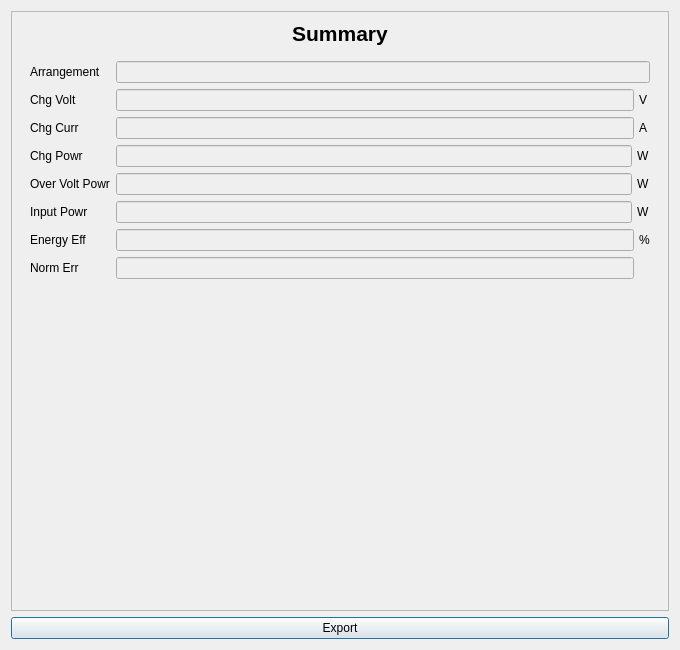
Before: the Qt Designer form app/src/view/shuntcur/shuntcurresultviewpcc.ui in daitenshionyan/vrfbcalc-cpp, drawn with Qt 5.
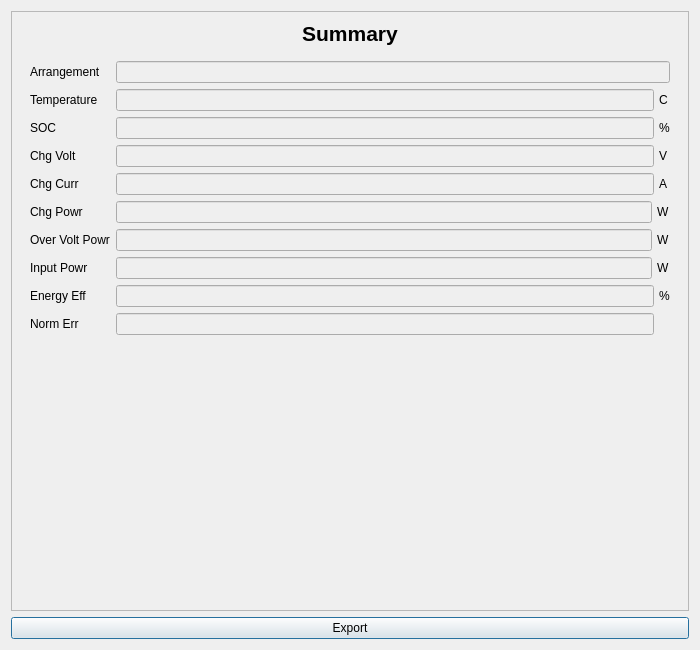
After: the same form once the commit is applied.

Commit message: Add SOC and temperature as parameters

Patch:
```diff
--- a/app/src/view/shuntcur/shuntcurresultviewpcc.ui
+++ b/app/src/view/shuntcur/shuntcurresultviewpcc.ui
@@ -6,7 +6,7 @@
    <rect>
     <x>0</x>
     <y>0</y>
-    <width>680</width>
+    <width>700</width>
     <height>650</height>
    </rect>
   </property>
@@ -24,7 +24,7 @@
        <rect>
         <x>0</x>
         <y>0</y>
-        <width>660</width>
+        <width>680</width>
         <height>600</height>
        </rect>
       </property>
@@ -54,14 +54,14 @@
        <item>
         <widget class="QWidget" name="summaryBox" native="true">
          <layout class="QFormLayout" name="formLayout">
-          <item row="1" column="0">
+          <item row="3" column="0">
            <widget class="QLabel" name="chgVoltLabel">
             <property name="text">
              <string>Chg Volt</string>
             </property>
            </widget>
           </item>
-          <item row="1" column="1">
+          <item row="3" column="1">
            <widget class="QWidget" name="chgVoltBox" native="true">
             <layout class="QHBoxLayout" name="horizontalLayout">
              <property name="spacing">
@@ -108,14 +108,14 @@
             </layout>
            </widget>
           </item>
-          <item row="2" column="0">
+          <item row="4" column="0">
            <widget class="QLabel" name="chgCurrLabel">
             <property name="text">
              <string>Chg Curr</string>
             </property>
            </widget>
           </item>
-          <item row="2" column="1">
+          <item row="4" column="1">
            <widget class="QWidget" name="chgCurrBox" native="true">
             <layout class="QHBoxLayout" name="horizontalLayout_2">
              <property name="spacing">
@@ -162,14 +162,14 @@
             </layout>
            </widget>
           </item>
-          <item row="3" column="0">
+          <item row="5" column="0">
            <widget class="QLabel" name="chgPowrLabel">
             <property name="text">
              <string>Chg Powr</string>
             </property>
            </widget>
           </item>
-          <item row="3" column="1">
+          <item row="5" column="1">
            <widget class="QWidget" name="chgPowrBox" native="true">
             <layout class="QHBoxLayout" name="horizontalLayout_3">
              <property name="spacing">
@@ -216,14 +216,14 @@
             </layout>
            </widget>
           </item>
-          <item row="5" column="0">
+          <item row="7" column="0">
            <widget class="QLabel" name="inputPowrLabel">
             <property name="text">
              <string>Input Powr</string>
             </property>
            </widget>
           </item>
-          <item row="5" column="1">
+          <item row="7" column="1">
            <widget class="QWidget" name="inputPowrBox" native="true">
             <layout class="QHBoxLayout" name="horizontalLayout_4">
              <property name="spacing">
@@ -258,14 +258,14 @@
             </layout>
            </widget>
           </item>
-          <item row="6" column="0">
+          <item row="8" column="0">
            <widget class="QLabel" name="energyEffLabel">
             <property name="text">
              <string>Energy Eff</string>
             </property>
            </widget>
           </item>
-          <item row="6" column="1">
+          <item row="8" column="1">
            <widget class="QWidget" name="energyEffBox" native="true">
             <layout class="QHBoxLayout" name="horizontalLayout_5">
              <property name="spacing">
@@ -312,14 +312,14 @@
             </layout>
            </widget>
           </item>
-          <item row="7" column="0">
+          <item row="9" column="0">
            <widget class="QLabel" name="errorLabel">
             <property name="text">
              <string>Norm Err</string>
             </property>
            </widget>
           </item>
-          <item row="7" column="1">
+          <item row="9" column="1">
            <widget class="QWidget" name="errorBox" native="true">
             <layout class="QHBoxLayout" name="horizontalLayout_6">
              <property name="spacing">
@@ -366,14 +366,14 @@
             </layout>
            </widget>
           </item>
-          <item row="4" column="0">
+          <item row="6" column="0">
            <widget class="QLabel" name="ovplLabel">
             <property name="text">
              <string>Over Volt Powr</string>
             </property>
            </widget>
           </item>
-          <item row="4" column="1">
+          <item row="6" column="1">
            <widget class="QWidget" name="ovplBox" native="true">
             <layout class="QHBoxLayout" name="horizontalLayout_7">
              <property name="spacing">
@@ -434,6 +434,114 @@
             </property>
            </widget>
           </item>
+          <item row="1" column="0">
+           <widget class="QLabel" name="label">
+            <property name="text">
+             <string>Temperature</string>
+            </property>
+           </widget>
+          </item>
+          <item row="1" column="1">
+           <widget class="QWidget" name="tempBox" native="true">
+            <layout class="QHBoxLayout" name="horizontalLayout_8">
+             <property name="spacing">
+              <number>5</number>
+             </property>
+             <property name="leftMargin">
+              <number>0</number>
+             </property>
+             <property name="topMargin">
+              <number>0</number>
+             </property>
+             <property name="rightMargin">
+              <number>0</number>
+             </property>
+             <property name="bottomMargin">
+              <number>0</number>
+             </property>
+             <item>
+              <widget class="QLineEdit" name="tempField">
+               <property name="enabled">
+                <bool>false</bool>
+               </property>
+              </widget>
+             </item>
+             <item>
+              <widget class="QLabel" name="tempUnitLabel">
+               <property name="sizePolicy">
+                <sizepolicy hsizetype="Fixed" vsizetype="Preferred">
+                 <horstretch>0</horstretch>
+                 <verstretch>0</verstretch>
+                </sizepolicy>
+               </property>
+               <property name="minimumSize">
+                <size>
+                 <width>11</width>
+                 <height>0</height>
+                </size>
+               </property>
+               <property name="text">
+                <string>C</string>
+               </property>
+              </widget>
+             </item>
+            </layout>
+           </widget>
+          </item>
+          <item row="2" column="0">
+           <widget class="QLabel" name="socLabel">
+            <property name="text">
+             <string>SOC</string>
+            </property>
+           </widget>
+          </item>
+          <item row="2" column="1">
+           <widget class="QWidget" name="socBox" native="true">
+            <layout class="QHBoxLayout" name="horizontalLayout_9">
+             <property name="spacing">
+              <number>5</number>
+             </property>
+             <property name="leftMargin">
+              <number>0</number>
+             </property>
+             <property name="topMargin">
+              <number>0</number>
+             </property>
+             <property name="rightMargin">
+              <number>0</number>
+             </property>
+             <property name="bottomMargin">
+              <number>0</number>
+             </property>
+             <item>
+              <widget class="QLineEdit" name="socField">
+               <property name="enabled">
+                <bool>false</bool>
+               </property>
+              </widget>
+             </item>
+             <item>
+              <widget class="QLabel" name="socUnitLabel">
+               <property name="sizePolicy">
+                <sizepolicy hsizetype="Fixed" vsizetype="Preferred">
+                 <horstretch>0</horstretch>
+                 <verstretch>0</verstretch>
+                </sizepolicy>
+               </property>
+               <property name="minimumSize">
+                <size>
+                 <width>11</width>
+                 <height>0</height>
+                </size>
+               </property>
+               <property name="text">
+                <string>%</string>
+               </property>
+              </widget>
+             </item>
+            </layout>
+           </widget>
+          </item>
          </layout>
         </widget>
        </item>
```
The commit also changes 4 other files.
